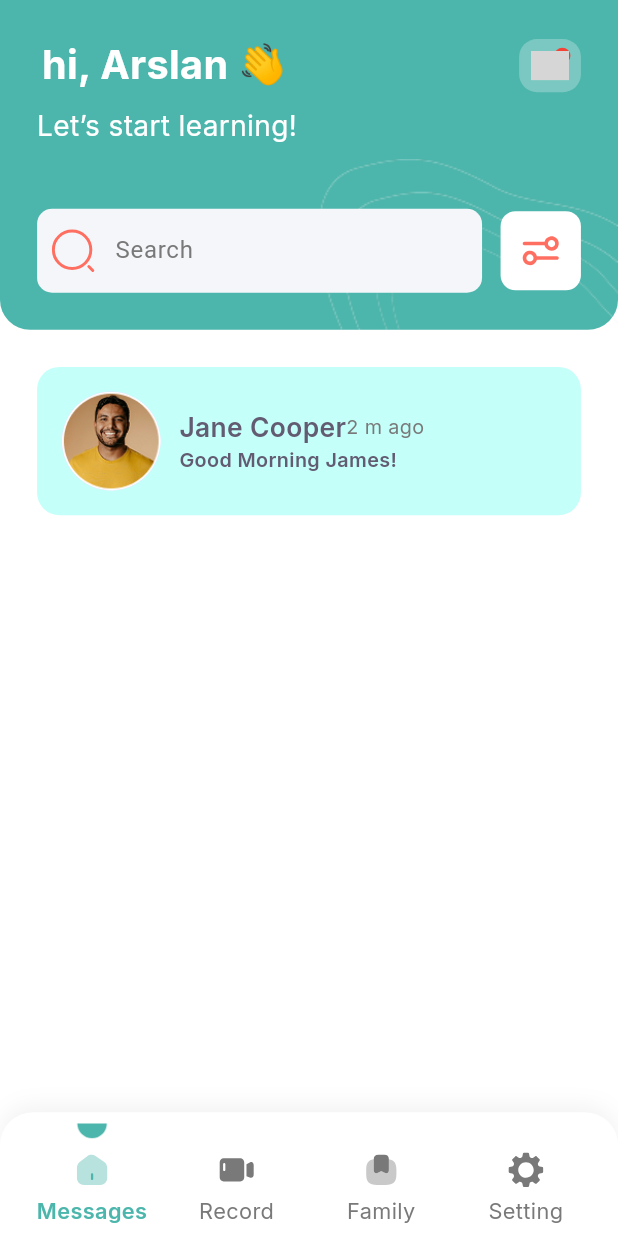
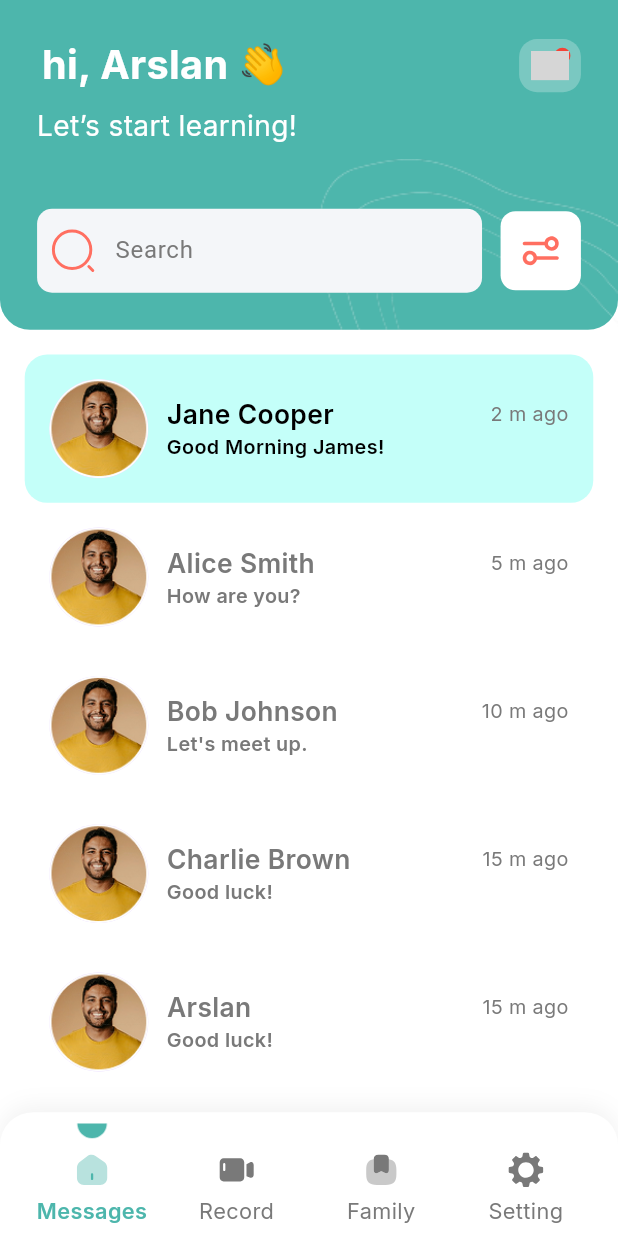
Before and after one commit to Malik399758/fcm_backend, a Flutter app: the screen it shows after launch, on a phone screen of 412 x 824 dp. Run offline on Flutter 3.47's test engine with Material 3 defaults, Android fonts, the phone set to English and light mode, and no system bars; our stand-ins replace flutter_svg, get, google_fonts, smooth_page_indicator; grey boxes are pictures that could not be loaded.

Commit message:
Update home_screen.dart

```diff
--- a/lib/src/screen/bottom_nav_screens/home_nav_screens/home_screen.dart
+++ b/lib/src/screen/bottom_nav_screens/home_nav_screens/home_screen.dart
@@ -5,14 +5,94 @@ import 'package:loneliness/src/components/app_colors_images/app_images.dart';
 import 'package:loneliness/src/components/common_widget/black_text.dart';
 import 'package:loneliness/src/components/common_widget/text_field_widget.dart';
 
-class HomeScreen extends StatelessWidget {
+class HomeScreen extends StatefulWidget {
   const HomeScreen({super.key});
+
+  @override
+  State<HomeScreen> createState() => _HomeScreenState();
+}
+
+class _HomeScreenState extends State<HomeScreen> {
+  int selectedIndex = 0;
+  List<Map<String, String>> users = [
+    {"name": "Jane Cooper", "msg": "Good Morning James!", "time": "2 m ago"},
+    {"name": "Alice Smith", "msg": "How are you?", "time": "5 m ago"},
+    {"name": "Bob Johnson", "msg": "Let's meet up.", "time": "10 m ago"},
+    {"name": "Charlie Brown", "msg": "Good luck!", "time": "15 m ago"},
+    {"name": "Arslan", "msg": "Good luck!", "time": "15 m ago"},
+    {"name": "Farhan", "msg": "Good luck!", "time": "15 m ago"},
+    {"name": "Furqan", "msg": "Good luck!", "time": "15 m ago"},
+  ];
 
   @override
   Widget build(BuildContext context) {
     final screenWidth = MediaQuery.sizeOf(context).width;
     final screenHeight = MediaQuery.sizeOf(context).height;
     final TextEditingController searchController = TextEditingController();
+
+    List<Widget> cardWidgets = [];
+    for (int index = 0; index < users.length; index++) {
+      var user = users[index];
+      bool isSelected = selectedIndex == index;
+      cardWidgets.add(
+        GestureDetector(
+          onTap: () {
+            setState(() {
+              selectedIndex = index;
+            });
+          },
+          child: Container(
+            width: screenWidth,
+            padding: EdgeInsets.all(screenWidth * .04),
+            decoration: BoxDecoration(
+              color: isSelected ? AppColors.lightGreen : Colors.transparent,
+              borderRadius: BorderRadius.circular(15),
+            ),
+            child: Row(
+              children: [
+                CircleAvatar(
+                  radius: screenWidth * .08,
+                  backgroundImage: AssetImage(AppImages.user1),
+                ),
+                SizedBox(width: screenWidth * .03),
+                Expanded(
+                  child: Column(
+                    crossAxisAlignment: CrossAxisAlignment.start,
+                    children: [
+                      Row(
+                        mainAxisAlignment: MainAxisAlignment.spaceBetween,
+                        children: [
+                          BlackText(
+                            text: user["name"]!,
+                            fontSize: 16,
+                            fontWeight: FontWeight.w600,
+                            textColor: isSelected ? Colors.black : AppColors.greyColor,
+                          ),
+                          BlackText(
+                            text: user["time"]!,
+                            fontSize: 12,
+                            fontWeight: FontWeight.w400,
+                            textColor: AppColors.greyColor,
+                          ),
+                        ],
+                      ),
+                      BlackText(
+                        text: user["msg"]!,
+                        fontSize: 12,
+                        fontWeight: FontWeight.w600,
+                        textColor: isSelected ? Colors.black : AppColors.greyColor,
+                      ),
+                    ],
+                  ),
+                ),
+              ],
+            ),
+          ),
+        ),
+      );
+      if (index < users.length - 1) {
+      }
+    }
 
     return Scaffold(
       body: SafeArea(
@@ -31,10 +111,9 @@ class HomeScreen extends StatelessWidget {
                 child: Stack(
                   children: [
                     Positioned(
-                        bottom: 0,right: 0,
-                        child: Image.asset(AppImages.lines)),
+                        bottom: 0, right: 0, child: Image.asset(AppImages.lines)),
                     Padding(
-                      padding:  EdgeInsets.all(screenWidth * .06),
+                      padding: EdgeInsets.all(screenWidth * .06),
                       child: Column(
                         crossAxisAlignment: CrossAxisAlignment.start,
                         children: [
@@ -64,10 +143,10 @@ class HomeScreen extends StatelessWidget {
                                     ),
                                   ),
                                   Positioned(
-                                    right: screenWidth*.017,
-                                    top: screenHeight*.007,
+                                    right: screenWidth * .017,
+                                    top: screenHeight * .007,
                                     child: Container(
-                                      padding: EdgeInsets.all(screenWidth*.013),
+                                      padding: EdgeInsets.all(screenWidth * .013),
                                       decoration: BoxDecoration(
                                         color: Colors.red,
                                         shape: BoxShape.circle,
@@ -78,36 +157,46 @@ class HomeScreen extends StatelessWidget {
                               ),
                             ],
                           ),
-                          SizedBox(height: screenHeight*.01),
+                          SizedBox(height: screenHeight * .01),
                           BlackText(
                             text: "Let’s start learning!",
                             textColor: Colors.white,
                             fontWeight: FontWeight.w400,
                             fontSize: 17,
                           ),
-                          SizedBox(height: screenHeight*.05),
-                          Row(children: [
-                            Expanded(child:
-                            TextFieldWidget(
+                          SizedBox(height: screenHeight * .05),
+                          Row(
+                            children: [
+                              Expanded(
+                                child: TextFieldWidget(
                                   controller: searchController,
                                   hintText: "Search",
                                   prefixIcon: Padding(
-                                  padding:  EdgeInsets.all(screenWidth*.02),
+                                    padding: EdgeInsets.all(screenWidth * .02),
                                     child: SvgPicture.asset(AppImages.search),
                                   ),
-                            )),
-                            SizedBox(width: screenWidth*.03),
+                                ),
+                              ),
+                              SizedBox(width: screenWidth * .03),
                               Container(
-                              height: screenHeight*.064,
-                              width: screenWidth*.13,
+                                height: screenHeight * .064,
+                                width: screenWidth * .13,
                                 decoration: BoxDecoration(
                                   color: Colors.white,
                                   borderRadius: BorderRadius.circular(10),
                                 ),
-                              child: Center(child: IconButton(onPressed: (){}, icon: SvgPicture.asset(AppImages.filter,width: screenWidth*.07,))
+                                child: Center(
+                                  child: IconButton(
+                                    onPressed: () {},
+                                    icon: SvgPicture.asset(
+                                      AppImages.filter,
+                                      width: screenWidth * .07,
+                                    ),
+                                  ),
                                 ),
                               )
-                          ],)
+                            ],
+                          ),
                         ],
                       ),
                     ),
@@ -115,57 +204,11 @@ class HomeScreen extends StatelessWidget {
                 ),
               ),
               Padding(
-                padding: EdgeInsets.all(screenWidth * .06),
-                child: Column(children: [
-
-                  Container(
-                    width: screenWidth,
-                    padding: EdgeInsets.all(screenWidth*.04),
-                    decoration: BoxDecoration(
-                      color: AppColors.lightGreen,
-                      borderRadius: BorderRadius.circular(15),
+                padding: EdgeInsets.all(screenWidth * .04),
+                child: Column(
+                  children: cardWidgets,
                 ),
-                    child: Row(children: [
-
-                      CircleAvatar(
-                        radius: screenWidth*.08,
-                        backgroundImage: AssetImage(AppImages.user1),
-                      ),
-
-                      SizedBox(width: screenWidth*.03),
-                      Column(
-                        crossAxisAlignment: CrossAxisAlignment.start,
-                        children: [
-                          Row(
-                            mainAxisAlignment: MainAxisAlignment.spaceBetween,
-                            children: [
-                              BlackText(
-                                text: "Jane Cooper",
-                                fontSize: 16,
-                                fontWeight: FontWeight.w600,
-                              ),
-                              BlackText(
-                                text: "2 m ago",
-                                fontSize: 12,
-                                fontWeight: FontWeight.w400,
-                                textColor: AppColors.greyColor,
-                              ),
-                            ],
-                          ),
-                          BlackText(
-                            text: "Good Morning James!",
-                            fontSize: 12,
-                            fontWeight: FontWeight.w600,
-                          ),
-                      ],)
-
-
-                    ],),
               )
-
-                ],),
-              )
-
             ],
           ),
         ),
```
Lines whose indentation alone changed are shown as unchanged.
